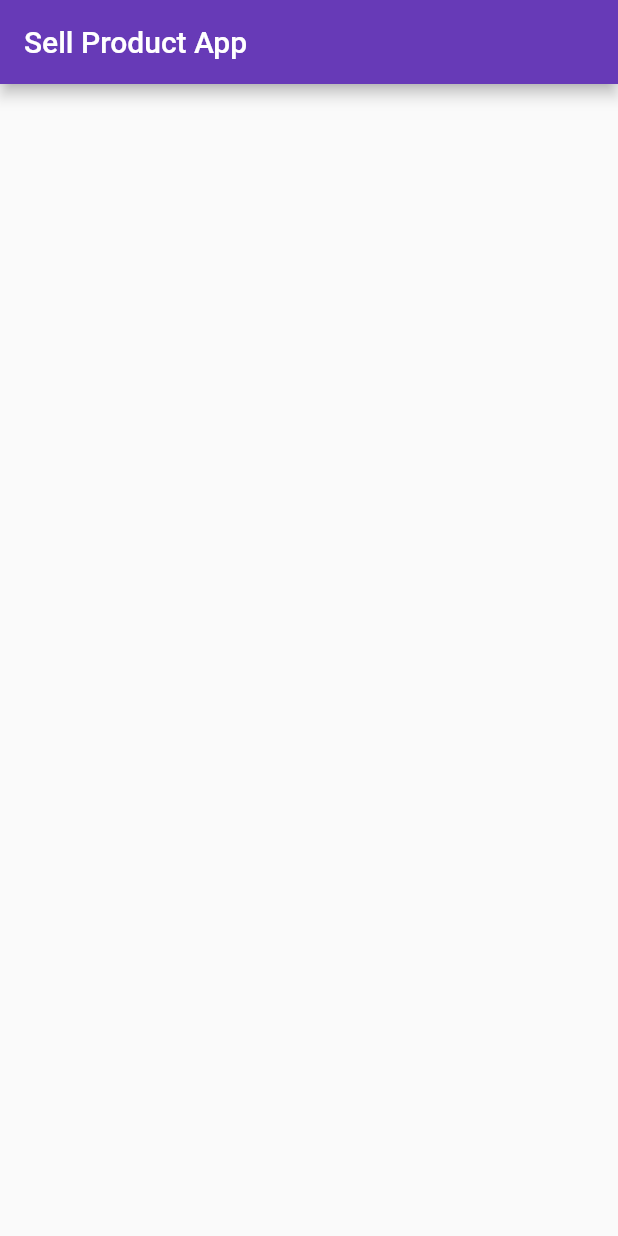
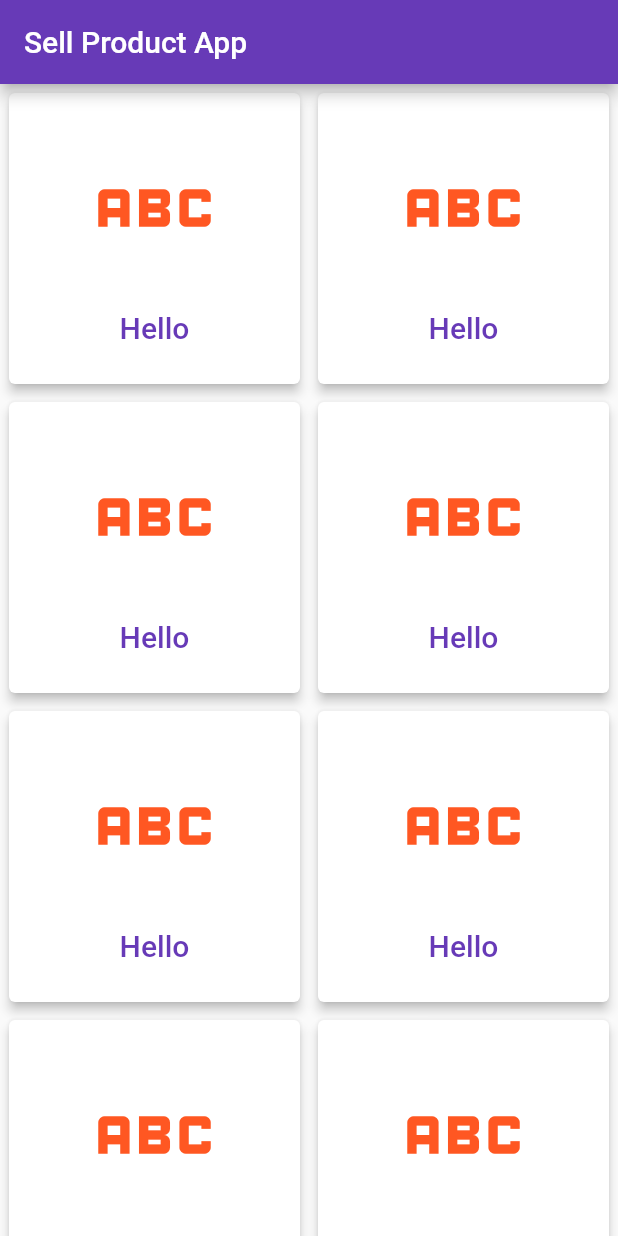
Before and after one commit to faris-ai/sell_product, a Flutter app: the screen it shows after launch, on a phone screen of 412 x 824 dp. Run offline on Flutter 3.47's test engine with Material 2 defaults, Android fonts, the phone set to English and light mode, and no system bars.

Commit message:
Create Home Page

```diff
--- a/lib/main.dart
+++ b/lib/main.dart
@@ -1,4 +1,5 @@
 import 'package:flutter/material.dart';
+import 'package:sell_product/views/home_page.dart';
 
 void main() {
   runApp(const MyApp());
@@ -14,26 +15,7 @@
       theme: ThemeData(
         primarySwatch: Colors.deepPurple,
       ),
-      home: const MyHomePage(title: 'Sell Product App'),
+      home: HomePage(),
     );
   }
 }
-
-class MyHomePage extends StatefulWidget {
-  const MyHomePage({Key? key, required this.title}) : super(key: key);
-  final String title;
-
-  @override
-  State<MyHomePage> createState() => _MyHomePageState();
-}
-
-class _MyHomePageState extends State<MyHomePage> {
-  @override
-  Widget build(BuildContext context) {
-    return Scaffold(
-        appBar: AppBar(
-          title: Text(widget.title),
-        ),
-        body: null);
-  }
-}
--- /dev/null
+++ b/lib/views/home_page.dart
@@ -0,0 +1,48 @@
+import 'package:flutter/material.dart';
+
+class HomePage extends StatefulWidget {
+  const HomePage({Key? key}) : super(key: key);
+
+  @override
+  State<HomePage> createState() => _HomePageState();
+}
+
+class _HomePageState extends State<HomePage> {
+  @override
+  Widget build(BuildContext context) {
+    return Scaffold(
+      appBar: AppBar(
+        title: const Text("Sell Product App"),
+      ),
+      body: GridView.builder(
+          gridDelegate: const SliverGridDelegateWithFixedCrossAxisCount(
+              crossAxisCount: 2),
+          itemBuilder: (context, index) {
+            return Container(
+              margin: const EdgeInsets.all(2),
+              child: Card(
+                  color: Colors.white,
+                  elevation: 3,
+                  child: TextButton(
+                    child: Column(
+                      mainAxisAlignment: MainAxisAlignment.spaceEvenly,
+                      children: [
+                        const Icon(
+                          Icons.abc,
+                          color: Colors.deepOrange,
+                          size: 100,
+                        ),
+                        const Text(
+                          "Hello",
+                          style: TextStyle(fontSize: 20),
+                          overflow: TextOverflow.ellipsis,
+                        )
+                      ],
+                    ),
+                    onPressed: () {},
+                  )),
+            );
+          }),
+    );
+  }
+}
```
